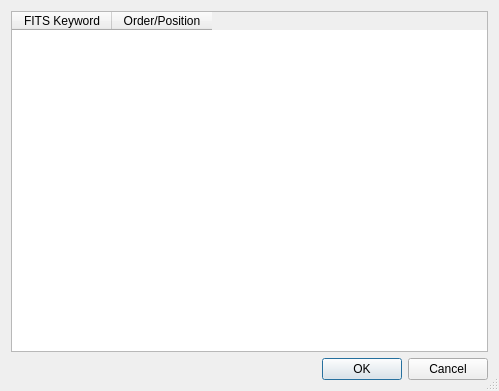
astrobokonon/SOFIACruiseTools, file FITSKeywordPanel.ui: the form before one commit.
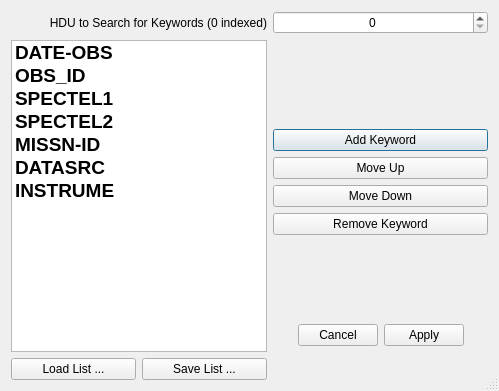
The form after the commit.

Commit message: Hooked up a bunch of buttons, fiddled with some of the settings to make interactions easier and more predictable. Still haven't hooked up FITS keyword changing yet, but the panel is done. Just need to figure out how to integrate it and then interact with it.  Almost ready for HAWC!

Diff of the .ui file:
```diff
--- a/FITSKeywordPanel.ui
+++ b/FITSKeywordPanel.ui
@@ -17,40 +17,154 @@
    <bool>true</bool>
   </property>
   <layout class="QGridLayout" name="gridLayout">
-   <item row="1" column="0">
-    <widget class="QDialogButtonBox" name="buttonBox">
-     <property name="orientation">
-      <enum>Qt::Horizontal</enum>
+   <item row="2" column="2">
+    <widget class="QPushButton" name="buttonAdd">
+     <property name="text">
+      <string>Add Keyword</string>
      </property>
+     <property name="default">
+      <bool>true</bool>
+     </property>
+    </widget>
+   </item>
+   <item row="4" column="2">
+    <widget class="QPushButton" name="buttonMovedown">
+     <property name="text">
+      <string>Move Down</string>
+     </property>
+    </widget>
+   </item>
+   <item row="0" column="2">
+    <widget class="QSpinBox" name="spinboxCurrentHDU">
+     <property name="alignment">
+      <set>Qt::AlignCenter</set>
+     </property>
+     <property name="suffix">
+      <string/>
+     </property>
+    </widget>
+   </item>
+   <item row="5" column="2">
+    <widget class="QPushButton" name="buttonRemove">
+     <property name="text">
+      <string>Remove Keyword</string>
+     </property>
+    </widget>
+   </item>
+   <item row="0" column="0" colspan="2">
+    <widget class="QLabel" name="labelHDUchoosen">
+     <property name="text">
+      <string>HDU to Search for Keywords (0 indexed)</string>
+     </property>
+     <property name="alignment">
+      <set>Qt::AlignRight|Qt::AlignTrailing|Qt::AlignVCenter</set>
+     </property>
+    </widget>
+   </item>
+   <item row="7" column="2">
+    <widget class="QDialogButtonBox" name="buttonsApplyCancel">
      <property name="standardButtons">
-      <set>QDialogButtonBox::Cancel|QDialogButtonBox::Ok</set>
+      <set>QDialogButtonBox::Apply|QDialogButtonBox::Cancel</set>
      </property>
+     <property name="centerButtons">
+      <bool>true</bool>
+     </property>
     </widget>
    </item>
-   <item row="0" column="0">
-    <widget class="QTableWidget" name="tableWidget">
-     <property name="alternatingRowColors">
-      <bool>true</bool>
+   <item row="3" column="2">
+    <widget class="QPushButton" name="buttonMoveup">
+     <property name="text">
+      <string>Move Up</string>
      </property>
-     <property name="sortingEnabled">
-      <bool>true</bool>
+    </widget>
+   </item>
+   <item row="6" column="2">
+    <spacer name="verticalSpacer">
+     <property name="orientation">
+      <enum>Qt::Vertical</enum>
      </property>
-     <attribute name="verticalHeaderShowSortIndicator" stdset="0">
+     <property name="sizeHint" stdset="0">
+      <size>
+       <width>20</width>
+       <height>40</height>
+      </size>
+     </property>
+    </spacer>
+   </item>
+   <item row="1" column="2">
+    <spacer name="verticalSpacer_2">
+     <property name="orientation">
+      <enum>Qt::Vertical</enum>
+     </property>
+     <property name="sizeHint" stdset="0">
+      <size>
+       <width>20</width>
+       <height>40</height>
+      </size>
+     </property>
+    </spacer>
+   </item>
+   <item row="1" column="0" rowspan="8" colspan="2">
+    <widget class="QListWidget" name="keywordListwidget">
+     <property name="font">
+      <font>
+       <pointsize>14</pointsize>
+       <weight>75</weight>
+       <bold>true</bold>
+      </font>
+     </property>
+     <property name="selectionRectVisible">
       <bool>true</bool>
-     </attribute>
-     <attribute name="verticalHeaderStretchLastSection">
-      <bool>true</bool>
-     </attribute>
-     <column>
+     </property>
+     <item>
       <property name="text">
-       <string>FITS Keyword</string>
+       <string>DATE-OBS</string>
       </property>
-     </column>
-     <column>
+     </item>
+     <item>
       <property name="text">
-       <string>Order/Position</string>
+       <string>OBS_ID</string>
       </property>
-     </column>
+     </item>
+     <item>
+      <property name="text">
+       <string>SPECTEL1</string>
+      </property>
+     </item>
+     <item>
+      <property name="text">
+       <string>SPECTEL2</string>
+      </property>
+     </item>
+     <item>
+      <property name="text">
+       <string>MISSN-ID</string>
+      </property>
+     </item>
+     <item>
+      <property name="text">
+       <string>DATASRC</string>
+      </property>
+     </item>
+     <item>
+      <property name="text">
+       <string>INSTRUME</string>
+      </property>
+     </item>
+    </widget>
+   </item>
+   <item row="9" column="0">
+    <widget class="QPushButton" name="buttonLoad">
+     <property name="text">
+      <string>Load List ...</string>
+     </property>
+    </widget>
+   </item>
+   <item row="9" column="1">
+    <widget class="QPushButton" name="buttonSave">
+     <property name="text">
+      <string>Save List ...</string>
+     </property>
     </widget>
    </item>
   </layout>
```
Left out of the diff: 6 changed lines with no effect on the pictures. The commit also changes 4 other files.
